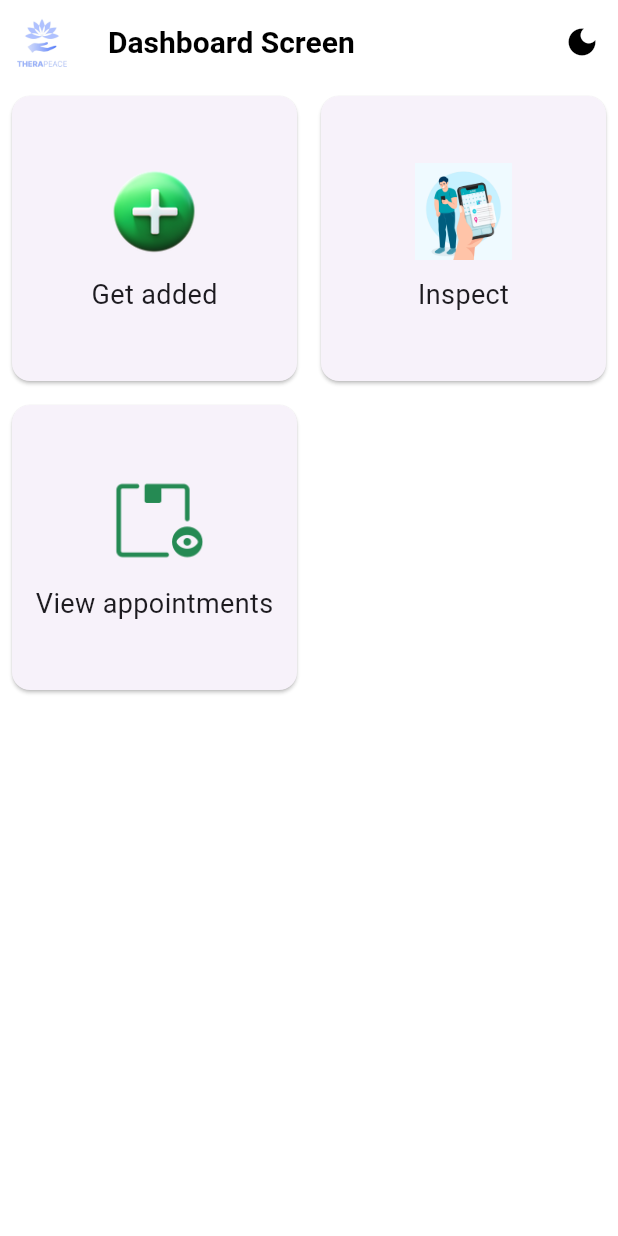
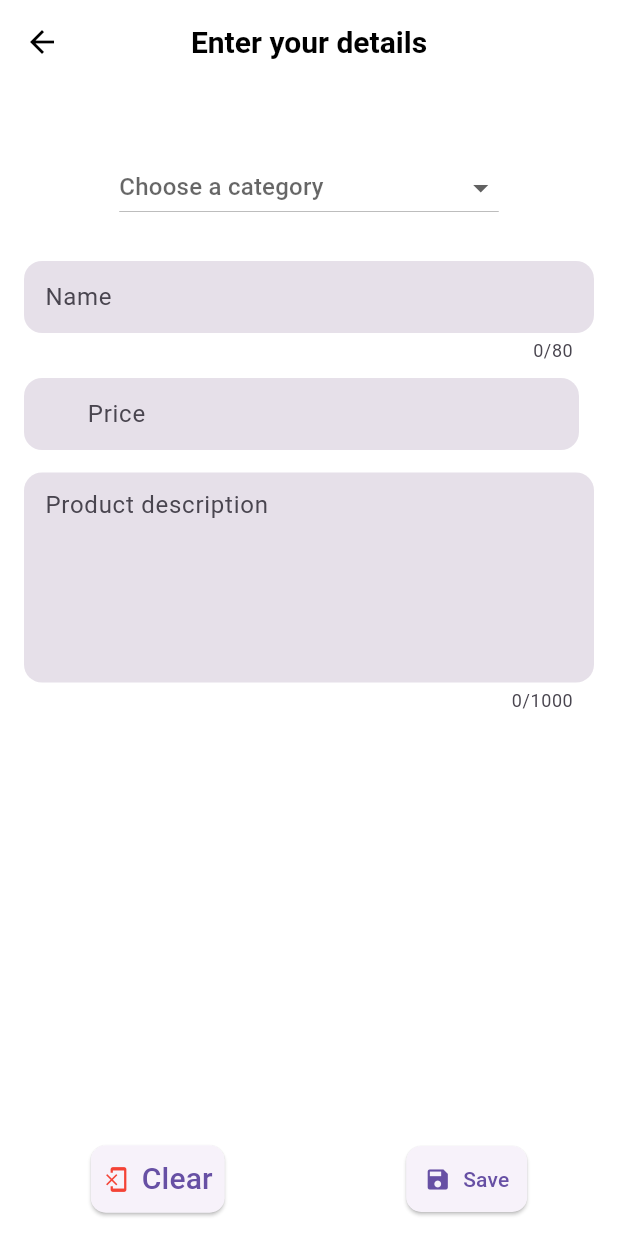
Before and after one commit to poojaaa01/fyp_admin, a Flutter app: the screen it shows after launch, after a tap on "Get added", on a phone screen of 412 x 824 dp. Run offline on Flutter 3.47's test engine with Material 3 defaults, Android fonts, the phone set to English and light mode, and no system bars; our stand-ins replace fancy_shimmer_image, image_picker, shared_preferences, shimmer; missing offline and left inert: dynamic_height_grid_view.

Commit message:
Started Implementing Upload Screen

```diff
--- a/lib/consts/app_constants.dart
+++ b/lib/consts/app_constants.dart
@@ -1,3 +1,5 @@
+import 'package:flutter/material.dart';
+
 class AppConstants {
   static const String imageUrl =
       'https://www.shutterstock.com/image-vector/male-doctor-smiling-happy-face-600nw-2481032615.jpg';
@@ -8,4 +10,29 @@ class AppConstants {
     'Community',
     'Calm',
   ];
+
+  static List<String> categoriesList = [
+    'Psychiatrist',
+    'Clinical Psychologist',
+    'Mental Health Counselor',
+    'Behavioral Therapist',
+    'Child & Adolescent Psychiatrist',
+    'Marriage & Family Therapist',
+    'Addiction Counselor',
+    'Neuropsychologist',
+    'Trauma Specialist',
+    'Rehabilitation Psychologist',
+  ];
+
+  static List<DropdownMenuItem<String>>? get categoriesDropDownList {
+    List<DropdownMenuItem<String>>? menuItem =
+        List<DropdownMenuItem<String>>.generate(
+          categoriesList.length,
+          (index) => DropdownMenuItem(
+            value: categoriesList[index],
+              child: Text(categoriesList[index]),
+          ),
+        );
+    return menuItem;
+  }
 }
--- a/lib/main.dart
+++ b/lib/main.dart
@@ -1,6 +1,7 @@
 import 'package:flutter/material.dart';
 import 'package:fyp_admin/providers/doc_provider.dart';
 import 'package:fyp_admin/screens/dashboard_screen.dart';
+import 'package:fyp_admin/screens/edit_add_form.dart';
 import 'package:fyp_admin/screens/inner_screen/appointment_screen.dart';
 import 'package:fyp_admin/screens/search_screen.dart';
 import 'package:provider/provider.dart';
@@ -43,6 +44,7 @@ class App extends StatelessWidget {
             routes: {
               AppointmentsScreenFree.routeName: (context) => const AppointmentsScreenFree(),
               SearchScreen.routeName: (context) => const SearchScreen(),
+              EditAddScreen.routeName: (context) => const EditAddScreen(),
 
             },
           );
--- a/lib/models/dashboard_btn_model.dart
+++ b/lib/models/dashboard_btn_model.dart
@@ -2,6 +2,8 @@ import 'package:flutter/cupertino.dart';
 import 'package:fyp_admin/screens/inner_screen/appointment_screen.dart';
 import 'package:fyp_admin/screens/search_screen.dart';
 import 'package:fyp_admin/services/assets_manager.dart';
+
+import '../screens/edit_add_form.dart';
 
 class DashboardButtonsModel {
   final String text, imagePath;
@@ -18,7 +20,7 @@ class DashboardButtonsModel {
       text: "Get added",
       imagePath: AssetsManager.add,
       onPressed: () {
-
+        Navigator.pushNamed(context, EditAddScreen.routeName);
       },
     ),
     DashboardButtonsModel(
--- /dev/null
+++ b/lib/screens/edit_add_form.dart
@@ -0,0 +1,294 @@
+import 'dart:io';
+
+import 'package:flutter/material.dart';
+import 'package:flutter/services.dart';
+import 'package:image_picker/image_picker.dart';
+import 'package:fyp_admin/consts/app_constants.dart';
+import 'package:fyp_admin/services/app_functions.dart';
+
+import '../consts/validator.dart';
+import '../widgets/subtitle_text.dart';
+import '../widgets/title_text.dart';
+
+class EditAddScreen extends StatefulWidget {
+  static const routeName = '/EditAddScreen';
+
+  const EditAddScreen({super.key});
+  @override
+  State<EditAddScreen> createState() =>
+      _EditAddScreenState();
+}
+
+class _EditAddScreenState extends State<EditAddScreen> {
+  final _formKey = GlobalKey<FormState>();
+  XFile? _pickedImage;
+  late TextEditingController _titleController,
+      _priceController,
+      _descriptionController;
+
+  String? _categoryValue;
+  @override
+  void initState() {
+    _titleController = TextEditingController(text: "");
+    _priceController = TextEditingController(text: "");
+    _descriptionController = TextEditingController(text: "");
+
+    super.initState();
+  }
+
+  @override
+  void dispose() {
+    _titleController.dispose();
+    _priceController.dispose();
+    _descriptionController.dispose();
+    super.dispose();
+  }
+
+  void clearForm() {
+    _titleController.clear();
+    _priceController.clear();
+    _descriptionController.clear();
+    removePickedImage();
+  }
+
+  void removePickedImage() {
+    setState(() {
+      _pickedImage = null;
+    });
+  }
+
+  Future<void> _uploadPicture() async {
+    if (_pickedImage == null) {
+      AppFunctions.showErrorOrWarningDialog(
+        context: context,
+        subtitle: "Please pick up an image",
+        fct: () {},
+      );
+
+      return;
+    }
+    final isValid = _formKey.currentState!.validate();
+    FocusScope.of(context).unfocus();
+    if (isValid) {}
+  }
+
+  Future<void> _editPicture() async {
+    final isValid = _formKey.currentState!.validate();
+    FocusScope.of(context).unfocus();
+    if (_pickedImage == null) {
+      AppFunctions.showErrorOrWarningDialog(
+        context: context,
+        subtitle: "Please pick up an image",
+        fct: () {},
+      );
+      return;
+    }
+    if (isValid) {}
+  }
+
+  Future<void> localImagePicker() async {
+    final ImagePicker picker = ImagePicker();
+    await AppFunctions.imagePickerDialog(
+      context: context,
+      cameraFCT: () async {
+        _pickedImage = await picker.pickImage(source: ImageSource.camera);
+        setState(() {});
+      },
+      galleryFCT: () async {
+        _pickedImage = await picker.pickImage(source: ImageSource.gallery);
+        setState(() {});
+      },
+      removeFCT: () {
+        setState(() {
+          _pickedImage = null;
+        });
+      },
+    );
+  }
+
+  @override
+  Widget build(BuildContext context) {
+    final size = MediaQuery.of(context).size;
+    return GestureDetector(
+      onTap: () {
+        FocusScope.of(context).unfocus();
+      },
+      child: Scaffold(
+        bottomSheet: SizedBox(
+          height: kBottomNavigationBarHeight + 20,
+          child: Material(
+            color: Theme.of(context).scaffoldBackgroundColor,
+            child: Row(
+              mainAxisAlignment: MainAxisAlignment.spaceAround,
+              children: [
+                ElevatedButton.icon(
+                  style: ElevatedButton.styleFrom(
+                    padding: const EdgeInsets.all(8),
+                    //backgroundColor: Colors.red,
+                    shape: RoundedRectangleBorder(
+                      borderRadius: BorderRadius.circular(
+                        10,
+                      ),
+                    ),
+                  ),
+                  icon: const Icon(
+                      Icons.phonelink_erase,
+                  color: Colors.red,),
+                  label: const Text(
+                    "Clear",
+                    style: TextStyle(
+                      fontSize: 20,
+                    ),
+                  ),
+                  onPressed: () {},
+                ),
+                ElevatedButton.icon(
+                  style: ElevatedButton.styleFrom(
+                    padding: const EdgeInsets.all(12),
+                    // backgroundColor: Colors.red,
+                    shape: RoundedRectangleBorder(
+                      borderRadius: BorderRadius.circular(
+                        10,
+                      ),
+                    ),
+                  ),
+                  icon: const Icon(Icons.save),
+                  label: const Text(
+                    "Save",
+                  ),
+                  onPressed: () {
+                    _uploadPicture();
+                  },
+                ),
+              ],
+            ),
+          ),
+        ),
+        appBar: AppBar(
+          centerTitle: true,
+          title: const TitlesTextWidget(
+            label: "Enter your details",
+          ),
+        ),
+        body: SafeArea(
+          child: SingleChildScrollView(
+            child: Column(
+              children: [
+                const SizedBox(
+                  height: 20,
+                ),
+                // TODO: Implement the image picker
+                // Image Picker
+
+                const SizedBox(
+                  height: 25,
+                ),
+
+                // Category dropdown widget
+                 DropdownButton(
+                     items: AppConstants.categoriesDropDownList,
+                     value: _categoryValue,
+                     hint: const Text("Choose a category"),
+                     onChanged: (String? value) {
+                      setState(() {
+                        _categoryValue = value;
+                       });
+                     }),
+                const SizedBox(
+                  height: 25,
+                ),
+                Padding(
+                  padding:
+                  const EdgeInsets.symmetric(horizontal: 16, vertical: 0),
+                  child: Form(
+                    key: _formKey,
+                    child: Column(
+                      children: [
+                        TextFormField(
+                          controller: _titleController,
+                          key: const ValueKey('Title'),
+                          maxLength: 80,
+                          minLines: 1,
+                          maxLines: 2,
+                          keyboardType: TextInputType.multiline,
+                          textInputAction: TextInputAction.newline,
+                          decoration: const InputDecoration(
+                            hintText: 'Name',
+                          ),
+                          validator: (value) {
+                            return Validators.uploadDocTexts(
+                              value: value,
+                              toBeReturnedString: "Please enter a valid name",
+                            );
+                          },
+                        ),
+                        const SizedBox(
+                          height: 10,
+                        ),
+                        Row(
+                          children: [
+                            Flexible(
+                              flex: 1,
+                              child: TextFormField(
+                                controller: _priceController,
+                                key: const ValueKey('Price'),
+                                keyboardType: TextInputType.number,
+                                inputFormatters: <TextInputFormatter>[
+                                  FilteringTextInputFormatter.allow(
+                                    RegExp(r'^(\d+)?\.?\d{0,2}'),
+                                  ),
+                                ],
+                                decoration: const InputDecoration(
+                                    hintText: 'Price',
+                                    prefix: SubtitleTextWidget(
+                                      label: "Rs. ",
+                                      color: Colors.black,
+                                      fontSize: 16,
+                                    )),
+                                validator: (value) {
+                                  return Validators.uploadDocTexts(
+                                    value: value,
+                                    toBeReturnedString: "Price is missing",
+                                  );
+                                },
+                              ),
+                            ),
+                            const SizedBox(
+                              width: 10,
+                            ),
+                          ],
+                        ),
+                        const SizedBox(height: 15),
+                        TextFormField(
+                          key: const ValueKey('Description'),
+                          controller: _descriptionController,
+                          minLines: 5,
+                          maxLines: 8,
+                          maxLength: 1000,
+                          textCapitalization: TextCapitalization.sentences,
+                          decoration: const InputDecoration(
+                            hintText: 'Product description',
+                          ),
+                          validator: (value) {
+                            return Validators.uploadDocTexts(
+                              value: value,
+                              toBeReturnedString: "Description is missed",
+                            );
+                          },
+                          onTap: () {},
+                        ),
+                      ],
+                    ),
+                  ),
+                ),
+                const SizedBox(
+                  height: kBottomNavigationBarHeight + 10,
+                )
+              ],
+            ),
+          ),
+        ),
+      ),
+    );
+  }
+}
```
